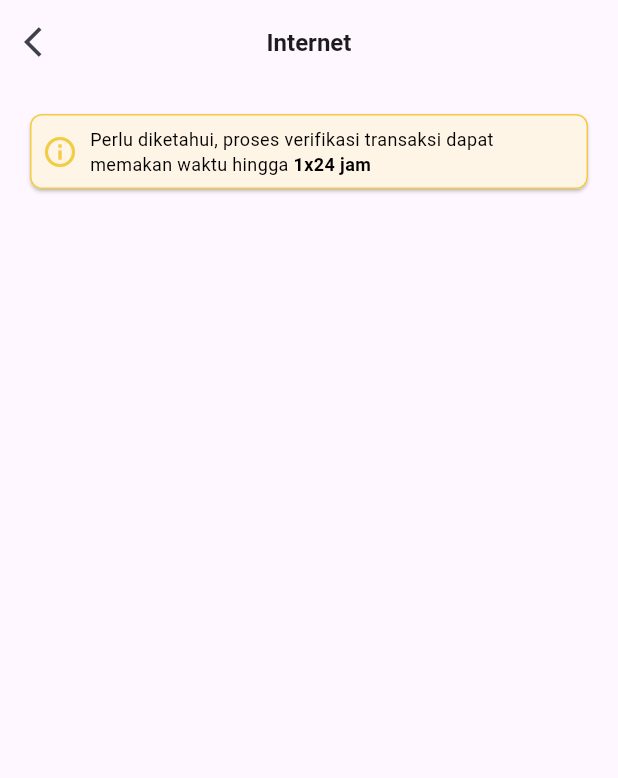
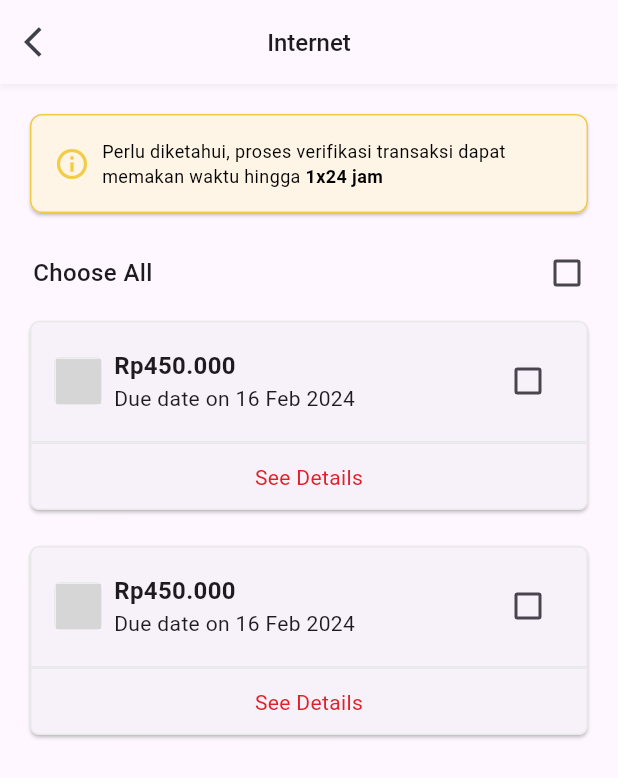
Before and after one commit to egasa21/mobile-test, a Flutter app: the screen it shows after launch, on a phone screen of 412 x 824 dp. Shown: the top 778 px of the screen. Run offline on Flutter 3.47's test engine with Material 3 defaults, Android fonts, the light colour scheme and no system bars; grey boxes are pictures that could not be loaded.

Commit message:
feat: expandable card

```diff
--- a/lib/presentation/screens/internet_screen.dart
+++ b/lib/presentation/screens/internet_screen.dart
@@ -1,18 +1,34 @@
 import 'package:flutter/material.dart';
+import 'package:internet_feature/presentation/widgets/expandable_card_widget.dart';
 
 class InternetScreen extends StatefulWidget {
-  const InternetScreen({super.key});
+  const InternetScreen({Key? key}) : super(key: key);
 
   @override
   State<InternetScreen> createState() => _InternetScreenState();
 }
 
 class _InternetScreenState extends State<InternetScreen> {
+  // final bool _isExpanded = false;
+
   @override
   Widget build(BuildContext context) {
     return MaterialApp(
       home: Scaffold(
-        appBar: AppBar(
+        appBar: PreferredSize(
+          preferredSize: const Size.fromHeight(kToolbarHeight),
+          child: Container(
+            decoration: BoxDecoration(
+              boxShadow: [
+                BoxShadow(
+                  color: Colors.grey.withOpacity(0.1),
+                  spreadRadius: 0,
+                  blurRadius: 2,
+                  offset: const Offset(0, 3),
+                )
+              ],
+            ),
+            child: AppBar(
               leading: IconButton(
                 onPressed: () => Navigator.of(context).pop(),
                 icon: const Icon(Icons.arrow_back_ios),
@@ -23,19 +39,25 @@ class _InternetScreenState extends State<InternetScreen> {
                 style: TextStyle(
                   fontFamily: "Roboto",
                   fontSize: 16,
-                fontWeight: FontWeight.bold),
+                  fontWeight: FontWeight.w500,
+                ),
               ),
               centerTitle: true,
             ),
-        body: Container(
-            padding: const EdgeInsets.all(16),
-            child: Card(
+          ),
+        ),
+        body: Padding(
+          padding: const EdgeInsets.all(16.0),
+          child: Column(
+            children: [
+              Card(
                 color: const Color(0xFFFFF5E6),
                 shape: RoundedRectangleBorder(
                   side: const BorderSide(color: Color(0xFFF3CC46), width: 1),
-                  borderRadius: BorderRadius.circular(8)),
+                  borderRadius: BorderRadius.circular(8),
+                ),
                 child: const Padding(
-                padding: EdgeInsets.all(8.0),
+                  padding: EdgeInsets.all(16),
                   child: Row(
                     mainAxisAlignment: MainAxisAlignment.center,
                     children: [
@@ -45,22 +67,68 @@ class _InternetScreenState extends State<InternetScreen> {
                       ),
                       SizedBox(width: 8),
                       Flexible(
-                      child: Text.rich(TextSpan(
+                        child: Text.rich(
+                          TextSpan(
                             text:
                                 "Perlu diketahui, proses verifikasi transaksi dapat memakan waktu hingga ",
-                          style: TextStyle(color: Colors.black, fontSize: 12),
+                            style: TextStyle(
+                              color: Colors.black,
+                              fontSize: 12,
+                              fontFamily: "Roboto",
+                            ),
                             children: [
                               TextSpan(
                                 text: "1x24 jam",
-                              style:
-                                  TextStyle(color: Colors.black, fontSize: 12, fontWeight: FontWeight.bold),
-                            )
-                          ])),
-                    )
+                                style: TextStyle(
+                                  color: Colors.black,
+                                  fontSize: 12,
+                                  fontWeight: FontWeight.bold,
+                                ),
+                              ),
                             ],
                           ),
                         ),
-            )),
+                      ),
+                    ],
+                  ),
+                ),
+              ),
+              Padding(
+                padding:
+                    const EdgeInsets.only(left: 6.0, right: 6.0, top: 24.0),
+                child: Row(
+                  mainAxisAlignment: MainAxisAlignment.spaceBetween,
+                  children: [
+                    const Text(
+                      "Choose All",
+                      style:
+                          TextStyle(fontSize: 16, fontWeight: FontWeight.w500),
+                    ),
+                    SizedBox(
+                      height: 24.0,
+                      width: 24.0,
+                      child: Checkbox(
+                        value: false,
+                        onChanged: (bool? newValue) {},
+                      ),
+                    ),
+                  ],
+                ),
+              ),
+              const SizedBox(height: 16),
+              const Expanded(
+                child: SingleChildScrollView(
+                  child: Column(
+                    children: [
+                      ExpandableCardWidget(),
+                      ExpandableCardWidget(),
+                    ],
+                  ),
+                ),
+              ),
+            ],
+          ),
+        ),
       ),
     );
   }
--- /dev/null
+++ b/lib/presentation/widgets/expandable_card_widget.dart
@@ -0,0 +1,186 @@
+import 'package:flutter/material.dart';
+
+class ExpandableCardWidget extends StatefulWidget {
+  const ExpandableCardWidget({Key? key}) : super(key: key);
+
+  @override
+  _ExpandableCardWidgetState createState() => _ExpandableCardWidgetState();
+}
+
+class _ExpandableCardWidgetState extends State<ExpandableCardWidget>
+    with TickerProviderStateMixin {
+  late AnimationController _controller;
+  late Animation<double> _animation;
+  bool _isExpanded = false;
+
+  @override
+  void initState() {
+    super.initState();
+    _controller = AnimationController(
+      vsync: this,
+      duration: const Duration(milliseconds: 300),
+    );
+    _animation = CurvedAnimation(parent: _controller, curve: Curves.easeInOut);
+  }
+
+  @override
+  Widget build(BuildContext context) {
+    return Container(
+      margin: const EdgeInsets.only(bottom: 16),
+      child: Card(
+        shape: RoundedRectangleBorder(
+          side: const BorderSide(color: Color(0xFFE9E9E9), width: 1),
+          borderRadius: BorderRadius.circular(6),
+        ),
+        child: Column(
+          crossAxisAlignment: CrossAxisAlignment.start,
+          children: <Widget>[
+            InkWell(
+              onTap: () {
+                _toggleExpanded();
+              },
+              child: Container(
+                padding: const EdgeInsets.all(16),
+                decoration: const BoxDecoration(
+                  border: Border(
+                    bottom: BorderSide(
+                      color: Color(0xFFE9E9E9),
+                      width: 1,
+                    ),
+                  ),
+                ),
+                child: Row(
+                  mainAxisAlignment: MainAxisAlignment.spaceBetween,
+                  children: [
+                    Row(
+                      children: [
+                        Container(
+                          width: 32,
+                          height: 32,
+                          decoration: BoxDecoration(
+                            border: Border.all(
+                              color: const Color(0xFFE9E9E9),
+                              width: 1,
+                            ),
+                            borderRadius: BorderRadius.circular(4),
+                          ),
+                          child: Image.asset(
+                            "assets/images/logo_1.png",
+                            width: 24,
+                            height: 24,
+                          ),
+                        ),
+                        const SizedBox(width: 8),
+                        const Column(
+                          crossAxisAlignment: CrossAxisAlignment.start,
+                          mainAxisAlignment: MainAxisAlignment.center,
+                          children: [
+                            Text(
+                              "Rp450.000",
+                              style: TextStyle(
+                                fontSize: 16,
+                                fontWeight: FontWeight.w600,
+                              ),
+                            ),
+                            Text("Due date on 16 Feb 2024"),
+                          ],
+                        ),
+                      ],
+                    ),
+                    Checkbox(value: false, onChanged: (bool? newValue) {}),
+                  ],
+                ),
+              ),
+            ),
+            SizeTransition(
+              sizeFactor: _animation,
+              child: Padding(
+                padding: const EdgeInsets.all(16.0),
+                child: Column(
+                  crossAxisAlignment: CrossAxisAlignment.center,
+                  children: [
+                    _buildRow("Provider", "Nethome"),
+                    _buildRow("ID Pelanggan", "1123456789"),
+                    _buildRow("Paket Layanan", "Nethome 100 Mbps"),
+                  ],
+                ),
+              ),
+            ),
+            InkWell(
+              onTap: () {
+                _toggleExpanded();
+              },
+              child: Container(
+                padding: const EdgeInsets.all(12),
+                decoration: const BoxDecoration(
+                  border: Border(
+                    top: BorderSide(
+                      color: Color(0xFFE9E9E9),
+                      width: 1,
+                    ),
+                  ),
+                ),
+                child: Row(
+                  mainAxisAlignment: MainAxisAlignment.center,
+                  children: [
+                    Expanded(
+                      child: Text(
+                        _isExpanded ? "Closed" : "See Details",
+                        textAlign: TextAlign.center,
+                        style: const TextStyle(
+                          fontSize: 14,
+                          color: Color(0xFFE12029),
+                          fontWeight: FontWeight.w400,
+                        ),
+                      ),
+                    ),
+                  ],
+                ),
+              ),
+            ),
+          ],
+        ),
+      ),
+    );
+  }
+
+  Widget _buildRow(String name, String value) {
+    return Padding(
+      padding: const EdgeInsets.symmetric(vertical: 8.0),
+      child: Row(
+        children: [
+          Expanded(
+            child: Text(
+              name,
+            ),
+          ),
+          Expanded(
+            child: Align(
+              alignment: Alignment.centerRight,
+              child: Text(
+                value,
+              ),
+            ),
+          ),
+        ],
+      ),
+    );
+  }
+
+  void _toggleExpanded() {
+    setState(() {
+      _isExpanded = !_isExpanded;
+    });
+    if (_isExpanded) {
+      _controller.forward();
+    } else {
+      _controller.reverse();
+    }
+  }
+
+  @override
+  void dispose() {
+    _controller.dispose();
+    super.dispose();
+  }
+}
```
Also changed, not shown: assets/images/logo_1.png (added). Lines whose indentation alone changed are shown as unchanged.
